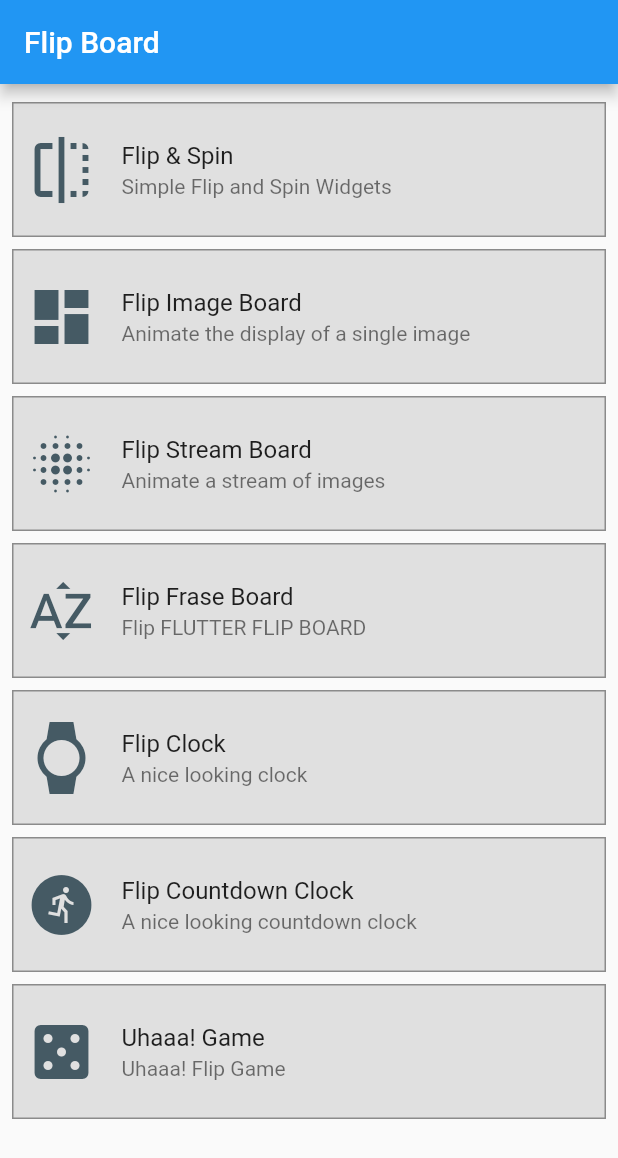
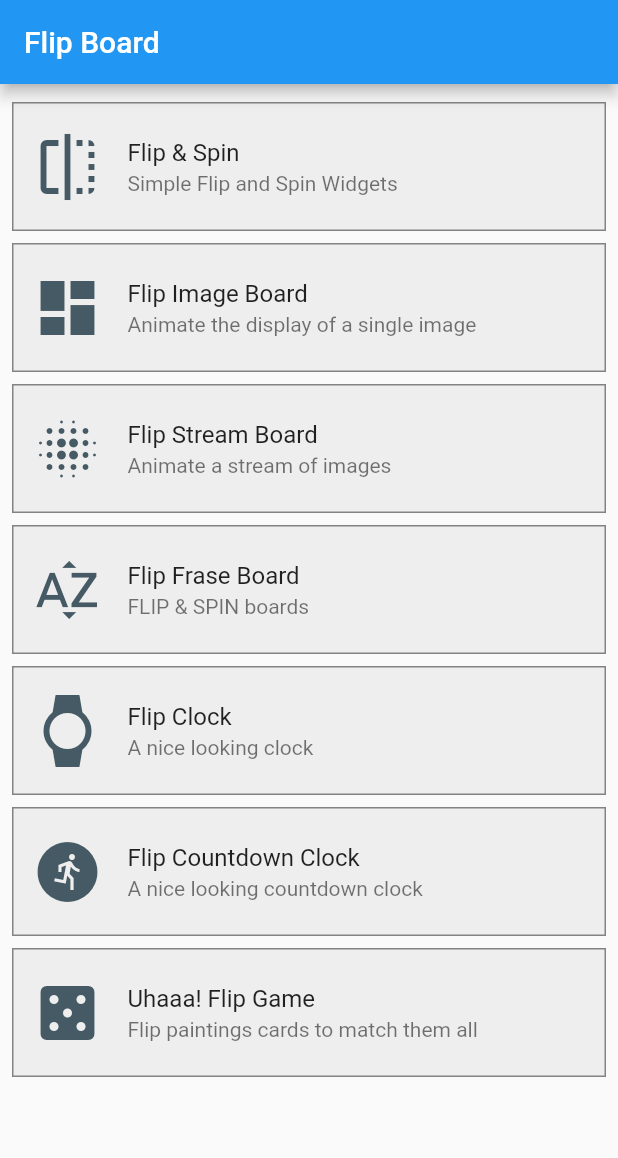
Before and after one commit to cc-nogueira/flip_board, a Flutter app: the screen it shows after launch, on a phone screen of 412 x 824 dp. Shown: the top 1158 px of the screen. Run offline on Flutter 3.47's test engine with Material 2 defaults, Android fonts, the phone set to English and light mode, and no system bars.

Commit message:
Example main texts and colors

```diff
--- a/example/lib/main.dart
+++ b/example/lib/main.dart
@@ -36,9 +36,12 @@ class HomePage extends StatelessWidget {
           padding: const EdgeInsets.all(8.0),
           child: ListTileTheme(
             iconColor: Colors.blueGrey[700],
-            tileColor: Colors.grey[300],
-            contentPadding: const EdgeInsets.all(8.0),
-            shape: Border.all(color: Colors.black38),
+            tileColor: Colors.grey[200],
+            contentPadding: const EdgeInsets.symmetric(
+              vertical: 6.0,
+              horizontal: 12.0,
+            ),
+            shape: Border.all(color: Colors.black45),
             child: ListView(
               children: [
                 _tile(
@@ -66,7 +69,7 @@ class HomePage extends StatelessWidget {
                   context,
                   Icons.sort_by_alpha,
                   'Flip Frase Board',
-                  'Flip FLUTTER FLIP BOARD',
+                  'FLIP & SPIN boards',
                   'flip_frase_board',
                 ),
                 _tile(
@@ -86,8 +89,8 @@ class HomePage extends StatelessWidget {
                 _tile(
                   context,
                   Icons.casino,
-                  'Uhaaa! Game',
                   'Uhaaa! Flip Game',
+                  'Flip paintings cards to match them all',
                   'uhaaa_game',
                 ),
               ],
```
